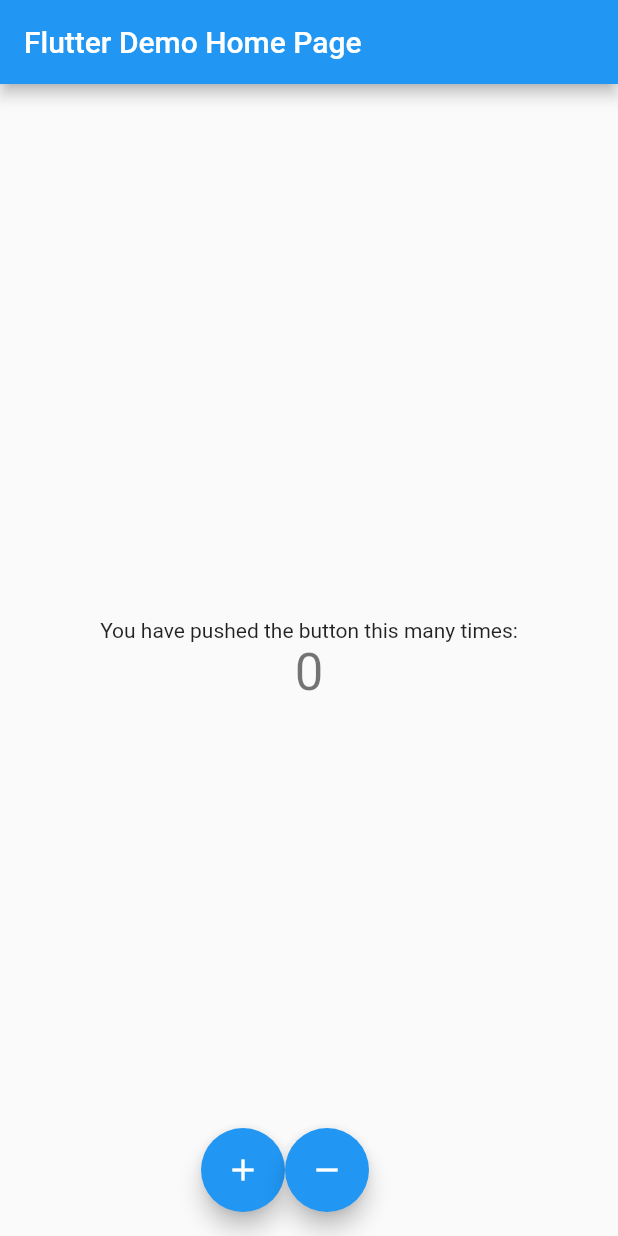
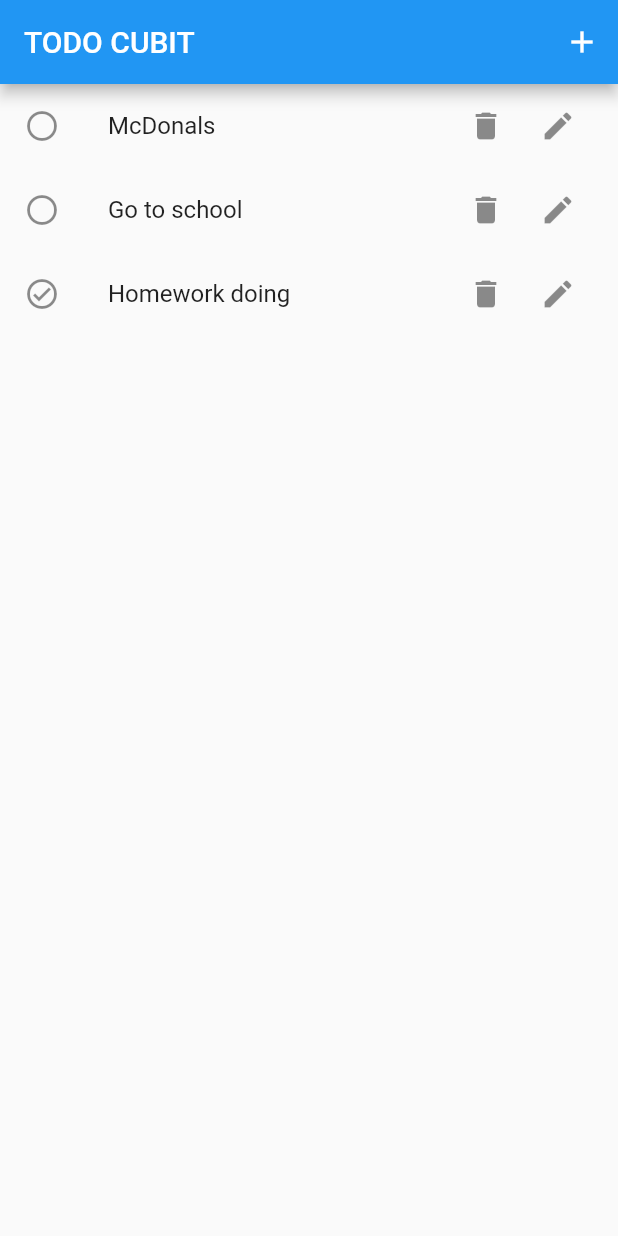
Before and after one commit to Shoxrux71/todo_cubit, a Flutter app: the screen it shows after launch, on a phone screen of 412 x 824 dp. Run offline on Flutter 3.47's test engine with Material 2 defaults, Android fonts, the phone set to English and light mode, and no system bars; our stand-ins replace bloc, flutter_bloc.

Commit message:
first commit

```diff
--- /dev/null
+++ b/lib/data/models/tod.dart
@@ -0,0 +1,11 @@
+class Todo {
+  final String id;
+  final String title;
+  final bool isDone;
+
+  Todo({
+    required this.id,
+    required this.title,
+    this.isDone = false,
+  });
+}
--- a/lib/logic/counter/counter_state.dart
+++ /dev/null
@@ -1,23 +0,0 @@
-abstract class CounterState {
-  final int number;
-  CounterState(this.number);
-}
-
-class CounterInitial extends CounterState {
-  CounterInitial(int number) : super(number);
-}
-
-class CunterLoading extends CounterState {
-  CunterLoading(int number) : super(number);
-}
-
-class CounterCounted extends CounterState {
-  final int counter;
-
-  CounterCounted(this.counter) : super(counter);
-}
-
-class CounterError extends CounterState {
-  final String message;
-  CounterError(this.message, int number) : super(0);
-}
--- a/lib/main.dart
+++ b/lib/main.dart
@@ -1,11 +1,7 @@
-import 'dart:async';
-import 'dart:developer';
-
 import 'package:flutter/material.dart';
 import 'package:flutter_bloc/flutter_bloc.dart';
-import './logic/counter/counter_cubit.dart';
-import './logic/counter/counter_state.dart';
-// import 'package:todo_cubit/presentation/screens/other_screens.dart';
+import 'package:todo_cubit/todo/cubit/todo_cubit.dart';
+import './presentation/screens/todo_screen.dart';
 
 void main() {
   runApp(const MyApp());
@@ -18,83 +14,15 @@ class MyApp extends StatelessWidget {
   @override
   Widget build(BuildContext context) {
     return BlocProvider(
-      create: (ctx) => CounterCubit(),
+      create: (context) => TodoCubit(),
       child: MaterialApp(
-        title: 'Flutter Demo',
+        title: 'todo cubit',
+        debugShowCheckedModeBanner: false,
         theme: ThemeData(
           primarySwatch: Colors.blue,
         ),
-        home: MyHomePage(title: 'Flutter Demo Home Page'),
+        home: const ToDoScreen(),
       ),
     );
   }
 }
-
-class MyHomePage extends StatefulWidget {
-  const MyHomePage({super.key, required this.title});
-
-  final String title;
-
-  @override
-  State<MyHomePage> createState() => _MyHomePageState();
-}
-
-class _MyHomePageState extends State<MyHomePage> {
-  // Stream<int> incrementStream() async* {
-  @override
-  Widget build(BuildContext context) {
-    return Scaffold(
-        appBar: AppBar(
-          title: Text(widget.title),
-        ),
-        body: Center(
-          child: Column(
-            mainAxisAlignment: MainAxisAlignment.center,
-            children: <Widget>[
-              const Text(
-                'You have pushed the button this many times:',
-              ),
-              BlocListener<CounterCubit, CounterState>(
-                listener: (context, state) {
-                  if (state is CounterError) {
-                    showDialog(
-                      context: context,
-                      builder: (ctx) => AlertDialog(
-                        title: Text(state.message),
-                      ),
-                    );
-                  }
-                },
-                child: BlocBuilder<CounterCubit, CounterState>(
-                  builder: (context, state) {
-                    if (state is CunterLoading) {
-                      return const CircularProgressIndicator();
-                    }
-                    return Text(
-                      '${state.number}',
-                      style: Theme.of(context).textTheme.headlineMedium,
-                    );
-                  },
-                ),
-              ),
-            ],
-          ),
-        ),
-        floatingActionButton: Row(
-          mainAxisAlignment: MainAxisAlignment.center,
-          children: [
-            FloatingActionButton(
-              onPressed: context.read<CounterCubit>().increment,
-              tooltip: 'Increment',
-              child: const Icon(Icons.add),
-            ),
-            FloatingActionButton(
-              onPressed: context.read<CounterCubit>().decrement,
-              tooltip: 'decrement',
-              child: const Icon(Icons.remove),
-            ),
-          ],
-        ) // This trailing comma makes auto-formatting nicer for build methods.
-        );
-  }
-}
--- /dev/null
+++ b/lib/presentation/screens/todo_screen.dart
@@ -0,0 +1,42 @@
+import 'package:flutter/material.dart';
+import 'package:flutter_bloc/flutter_bloc.dart';
+import 'package:todo_cubit/todo/cubit/todo_cubit.dart';
+import '../widgets/todo_llist_item.dart';
+import '../widgets/manage_todo.dart';
+
+class ToDoScreen extends StatelessWidget {
+  const ToDoScreen({super.key});
+
+  void openManageTodo(BuildContext context) {
+    showModalBottomSheet(
+      isDismissible: false,
+      context: context,
+      builder: (ctx) => ManageTodo(),
+    );
+  }
+
+  @override
+  Widget build(BuildContext context) {
+    return Scaffold(
+      appBar: AppBar(
+        title: const Text('TODO CUBIT'),
+        actions: [
+          IconButton(
+            onPressed: () => openManageTodo(context),
+            icon: const Icon(Icons.add),
+          ),
+        ],
+      ),
+      body: BlocBuilder<TodoCubit, TodoState>(
+        builder: (context, state) {
+          print(state.todos);
+          return ListView.builder(
+            itemCount: state.todos.length,
+            itemBuilder: (contex, index) =>
+                todoList_Item(todo: state.todos[index]),
+          );
+        },
+      ),
+    );
+  }
+}
--- /dev/null
+++ b/lib/presentation/widgets/todo_llist_item.dart
@@ -0,0 +1,43 @@
+import 'package:flutter/material.dart';
+import '../../data/models/tod.dart';
+import 'manage_todo.dart';
+
+class todoList_Item extends StatelessWidget {
+  final Todo todo;
+
+  const todoList_Item({
+    super.key,
+    required this.todo,
+  });
+
+  void openManageTodo(BuildContext context) {
+    showModalBottomSheet(
+      isDismissible: false,
+      context: context,
+      builder: (ctx) => ManageTodo(),
+    );
+  }
+
+  @override
+  Widget build(BuildContext context) {
+    return ListTile(
+      leading: Icon(todo.isDone
+          ? Icons.check_circle_outline_outlined
+          : Icons.circle_outlined),
+      title: Text(todo.title),
+      trailing: Row(
+        mainAxisSize: MainAxisSize.min,
+        children: [
+          IconButton(
+            onPressed: () {},
+            icon: Icon(Icons.delete),
+          ),
+          IconButton(
+            onPressed: () => openManageTodo(context),
+            icon: Icon(Icons.edit),
+          ),
+        ],
+      ),
+    );
+  }
+}
--- /dev/null
+++ b/lib/todo/cubit/todo_cubit.dart
@@ -0,0 +1,38 @@
+import 'package:bloc/bloc.dart';
+import 'package:flutter/material.dart';
+import '../../data/models/tod.dart';
+
+part 'todo_state.dart';
+
+class TodoCubit extends Cubit<TodoState> {
+  TodoCubit()
+      : super(
+          TodoInitial(
+            [
+              Todo(
+                  id: UniqueKey().toString(), title: "McDonals", isDone: false),
+              Todo(
+                  id: UniqueKey().toString(),
+                  title: "Go to school",
+                  isDone: false),
+              Todo(
+                  id: UniqueKey().toString(),
+                  title: "Homework doing",
+                  isDone: true),
+            ],
+          ),
+        );
+
+  void addTodo(String title) {
+    try {
+      final todo = Todo(id: UniqueKey().toString(), title: title);
+      final todos = state.todos;
+      todos.add(todo);
+      emit(TodoState(todos));
+      emit(TodoAdded(todos));
+      print(todos);
+    } catch (e) {
+      emit(TodoError("Error,Try again please!", state.todos));
+    }
+  }
+}
--- /dev/null
+++ b/lib/todo/cubit/todo_state.dart
@@ -0,0 +1,23 @@
+part of 'todo_cubit.dart';
+
+@immutable
+class TodoState {
+  final List<Todo> todos;
+
+  const TodoState(this.todos);
+}
+
+class TodoInitial extends TodoState {
+  final List<Todo> todos;
+
+  const TodoInitial(this.todos) : super(todos);
+}
+
+class TodoAdded extends TodoState {
+  const TodoAdded(List<Todo> todos) : super(todos);
+}
+
+class TodoError extends TodoState {
+  final String message;
+  const TodoError(this.message, List<Todo> todos) : super(todos);
+}
--- a/pubspec.yaml
+++ b/pubspec.yaml
@@ -37,6 +37,7 @@ dependencies:
   cupertino_icons: ^1.0.2
   bloc: ^8.1.1
   flutter_bloc: ^8.1.2
+  provider: ^6.0.5
 
 dev_dependencies:
   flutter_test:
```
Also changed, not shown: lib/logic/counter/counter_cubit.dart (deleted, +0 -20 lines), lib/presentation/screens/other_screens.dart (deleted, +0 -15 lines), lib/presentation/widgets/manage_todo.dart (added, +79 -0 lines), pubspec.lock.
